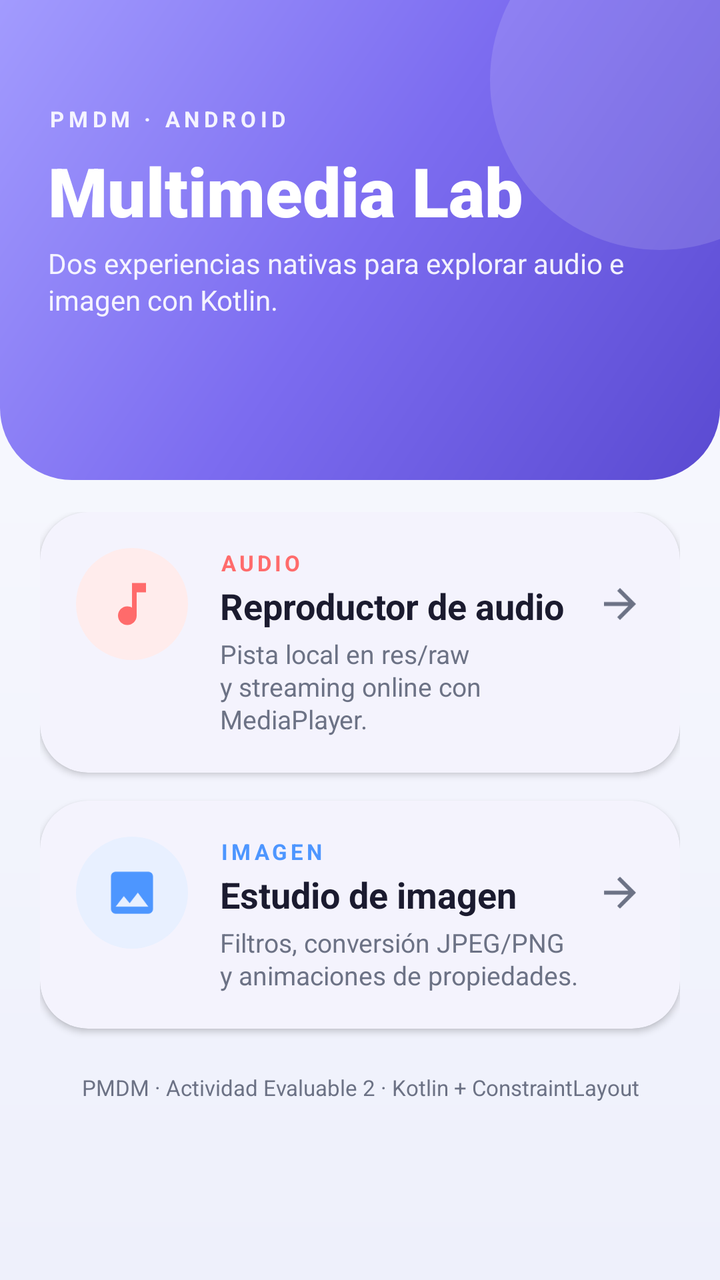
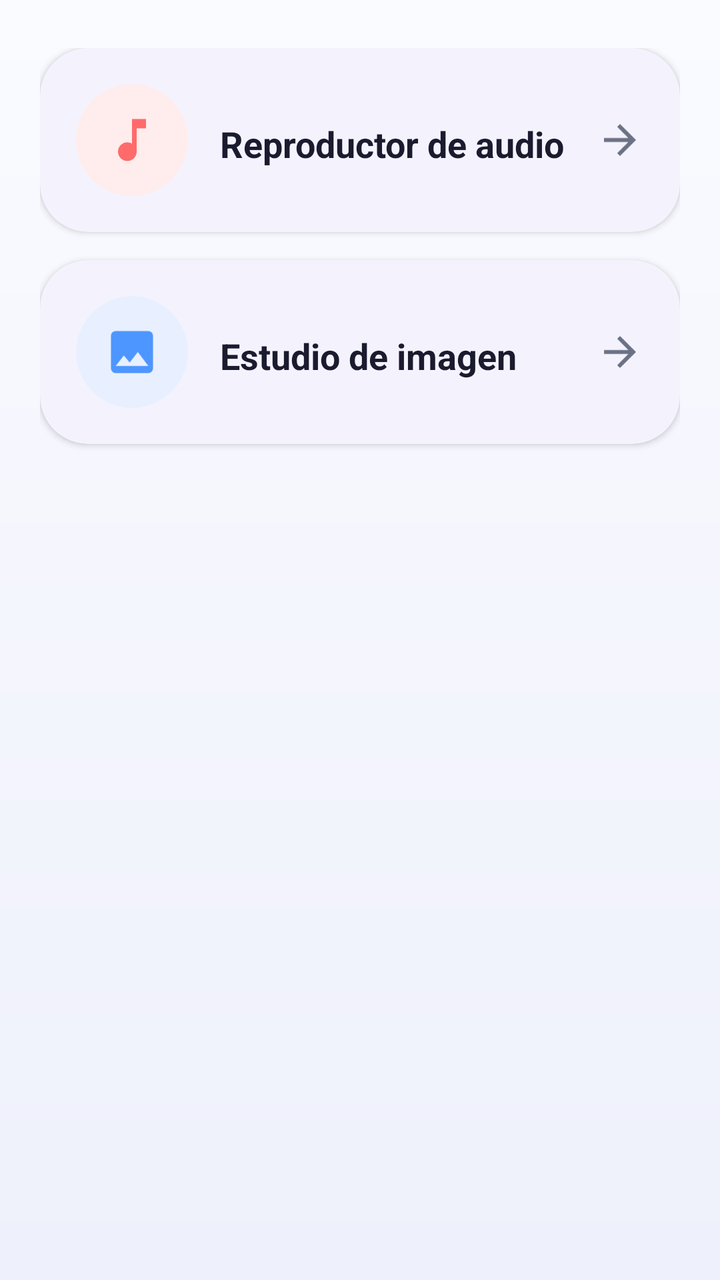

Two renders of the same Android screen: before a commit and after it. Below are the layout's source before the change and the commit's diff.
<!-- AndroidManifest.xml: application theme Theme.ActividadEvaluable2 -->
<!-- res/layout/activity_main.xml -->
<?xml version="1.0" encoding="utf-8"?>
<androidx.constraintlayout.widget.ConstraintLayout xmlns:android="http://schemas.android.com/apk/res/android"
    xmlns:app="http://schemas.android.com/apk/res-auto"
    xmlns:tools="http://schemas.android.com/tools"
    android:id="@+id/main"
    android:layout_width="match_parent"
    android:layout_height="match_parent"
    android:background="@drawable/bg_app_gradient"
    tools:context=".MainActivity">

    
    <View
        android:id="@+id/hero"
        android:layout_width="0dp"
        android:layout_height="240dp"
        android:background="@drawable/bg_hero"
        app:layout_constraintEnd_toEndOf="parent"
        app:layout_constraintStart_toStartOf="parent"
        app:layout_constraintTop_toTopOf="parent" />

    
    <View
        android:id="@+id/glow"
        android:layout_width="170dp"
        android:layout_height="170dp"
        android:background="@drawable/bg_glow_circle"
        android:translationX="55dp"
        android:translationY="-45dp"
        app:layout_constraintEnd_toEndOf="parent"
        app:layout_constraintTop_toTopOf="@id/hero" />

    
    <TextView
        android:id="@+id/txtTag"
        android:layout_width="wrap_content"
        android:layout_height="wrap_content"
        android:layout_marginStart="24dp"
        android:layout_marginTop="52dp"
        android:letterSpacing="0.2"
        android:text="@string/main_tag"
        android:textColor="#E6FFFFFF"
        android:textSize="11sp"
        android:textStyle="bold"
        app:layout_constraintStart_toStartOf="parent"
        app:layout_constraintTop_toTopOf="@id/hero" />

    
    <TextView
        android:id="@+id/txtTitle"
        android:layout_width="0dp"
        android:layout_height="wrap_content"
        android:layout_marginStart="24dp"
        android:layout_marginTop="6dp"
        android:layout_marginEnd="24dp"
        android:fontFamily="sans-serif-black"
        android:text="@string/main_title"
        android:textColor="@color/white"
        android:textSize="34sp"
        app:layout_constraintEnd_toEndOf="parent"
        app:layout_constraintStart_toStartOf="parent"
        app:layout_constraintTop_toBottomOf="@id/txtTag" />

    
    <TextView
        android:id="@+id/txtSubtitle"
        android:layout_width="0dp"
        android:layout_height="wrap_content"
        android:layout_marginStart="24dp"
        android:layout_marginTop="4dp"
        android:layout_marginEnd="24dp"
        android:lineSpacingExtra="2dp"
        android:text="@string/main_subtitle"
        android:textColor="#E8FFFFFF"
        android:textSize="14sp"
        app:layout_constraintEnd_toEndOf="parent"
        app:layout_constraintStart_toStartOf="parent"
        app:layout_constraintTop_toBottomOf="@id/txtTitle" />

    
    <ScrollView
        android:id="@+id/scrollPrincipal"
        android:layout_width="0dp"
        android:layout_height="0dp"
        android:clipToPadding="false"
        android:fillViewport="true"
        app:layout_constraintBottom_toBottomOf="parent"
        app:layout_constraintEnd_toEndOf="parent"
        app:layout_constraintStart_toStartOf="parent"
        app:layout_constraintTop_toBottomOf="@id/hero">

        <androidx.constraintlayout.widget.ConstraintLayout
            android:layout_width="match_parent"
            android:layout_height="wrap_content"
            android:paddingStart="20dp"
            android:paddingTop="16dp"
            android:paddingEnd="20dp"
            android:paddingBottom="24dp">

            
            <com.google.android.material.card.MaterialCardView
                android:id="@+id/cardAudio"
                android:layout_width="0dp"
                android:layout_height="wrap_content"
                android:clickable="true"
                android:contentDescription="@string/main_audio_title"
                android:focusable="true"
                app:cardBackgroundColor="@color/surface"
                app:cardCornerRadius="24dp"
                app:cardElevation="2dp"
                app:layout_constraintEnd_toEndOf="parent"
                app:layout_constraintStart_toStartOf="parent"
                app:layout_constraintTop_toTopOf="parent"
                app:rippleColor="@color/audio_soft"
                app:strokeWidth="0dp">

                <androidx.constraintlayout.widget.ConstraintLayout
                    android:layout_width="match_parent"
                    android:layout_height="wrap_content"
                    android:padding="18dp">

                    <ImageView
                        android:id="@+id/iconAudio"
                        android:layout_width="56dp"
                        android:layout_height="56dp"
                        android:background="@drawable/bg_circle_audio"
                        android:contentDescription="@null"
                        android:importantForAccessibility="no"
                        android:padding="14dp"
                        android:src="@drawable/ic_music"
                        app:layout_constraintStart_toStartOf="parent"
                        app:layout_constraintTop_toTopOf="parent"
                        app:tint="@color/accent_coral" />

                    <TextView
                        android:id="@+id/tagAudio"
                        android:layout_width="0dp"
                        android:layout_height="wrap_content"
                        android:layout_marginStart="16dp"
                        android:layout_marginEnd="8dp"
                        android:letterSpacing="0.15"
                        android:text="@string/main_audio_tag"
                        android:textColor="@color/accent_coral"
                        android:textSize="11sp"
                        android:textStyle="bold"
                        app:layout_constraintEnd_toStartOf="@id/arrowAudio"
                        app:layout_constraintStart_toEndOf="@id/iconAudio"
                        app:layout_constraintTop_toTopOf="parent" />

                    <TextView
                        android:id="@+id/titleAudio"
                        android:layout_width="0dp"
                        android:layout_height="wrap_content"
                        android:layout_marginStart="16dp"
                        android:layout_marginTop="2dp"
                        android:layout_marginEnd="8dp"
                        android:text="@string/main_audio_title"
                        android:textColor="@color/text_primary"
                        android:textSize="18sp"
                        android:textStyle="bold"
                        app:layout_constraintEnd_toStartOf="@id/arrowAudio"
                        app:layout_constraintStart_toEndOf="@id/iconAudio"
                        app:layout_constraintTop_toBottomOf="@id/tagAudio" />

                    <TextView
                        android:id="@+id/descAudio"
                        android:layout_width="0dp"
                        android:layout_height="wrap_content"
                        android:layout_marginStart="16dp"
                        android:layout_marginTop="3dp"
                        android:layout_marginEnd="8dp"
                        android:lineSpacingExtra="1dp"
                        android:text="@string/main_audio_desc"
                        android:textColor="@color/text_secondary"
                        android:textSize="13sp"
                        app:layout_constraintBottom_toBottomOf="parent"
                        app:layout_constraintEnd_toStartOf="@id/arrowAudio"
                        app:layout_constraintStart_toEndOf="@id/iconAudio"
                        app:layout_constraintTop_toBottomOf="@id/titleAudio" />

                    <ImageView
                        android:id="@+id/arrowAudio"
                        android:layout_width="24dp"
                        android:layout_height="24dp"
                        android:contentDescription="@null"
                        android:importantForAccessibility="no"
                        android:src="@drawable/ic_arrow_forward"
                        app:layout_constraintBottom_toBottomOf="@id/iconAudio"
                        app:layout_constraintEnd_toEndOf="parent"
                        app:layout_constraintTop_toTopOf="@id/iconAudio"
                        app:tint="@color/text_secondary" />

                </androidx.constraintlayout.widget.ConstraintLayout>
            </com.google.android.material.card.MaterialCardView>

            
            <com.google.android.material.card.MaterialCardView
                android:id="@+id/cardImagen"
                android:layout_width="0dp"
                android:layout_height="wrap_content"
                android:layout_marginTop="14dp"
                android:clickable="true"
                android:contentDescription="@string/main_image_title"
                android:focusable="true"
                app:cardBackgroundColor="@color/surface"
                app:cardCornerRadius="24dp"
                app:cardElevation="2dp"
                app:layout_constraintEnd_toEndOf="parent"
                app:layout_constraintStart_toStartOf="parent"
                app:layout_constraintTop_toBottomOf="@id/cardAudio"
                app:rippleColor="@color/image_soft"
                app:strokeWidth="0dp">

                <androidx.constraintlayout.widget.ConstraintLayout
                    android:layout_width="match_parent"
                    android:layout_height="wrap_content"
                    android:padding="18dp">

                    <ImageView
                        android:id="@+id/iconImagen"
                        android:layout_width="56dp"
                        android:layout_height="56dp"
                        android:background="@drawable/bg_circle_imagen"
                        android:contentDescription="@null"
                        android:importantForAccessibility="no"
                        android:padding="14dp"
                        android:src="@drawable/ic_image"
                        app:layout_constraintStart_toStartOf="parent"
                        app:layout_constraintTop_toTopOf="parent"
                        app:tint="@color/accent_blue" />

                    <TextView
                        android:id="@+id/tagImagen"
                        android:layout_width="0dp"
                        android:layout_height="wrap_content"
                        android:layout_marginStart="16dp"
                        android:layout_marginEnd="8dp"
                        android:letterSpacing="0.15"
                        android:text="@string/main_image_tag"
                        android:textColor="@color/accent_blue"
                        android:textSize="11sp"
                        android:textStyle="bold"
                        app:layout_constraintEnd_toStartOf="@id/arrowImagen"
                        app:layout_constraintStart_toEndOf="@id/iconImagen"
                        app:layout_constraintTop_toTopOf="parent" />

                    <TextView
                        android:id="@+id/titleImagen"
                        android:layout_width="0dp"
                        android:layout_height="wrap_content"
                        android:layout_marginStart="16dp"
                        android:layout_marginTop="2dp"
                        android:layout_marginEnd="8dp"
                        android:text="@string/main_image_title"
                        android:textColor="@color/text_primary"
                        android:textSize="18sp"
                        android:textStyle="bold"
                        app:layout_constraintEnd_toStartOf="@id/arrowImagen"
                        app:layout_constraintStart_toEndOf="@id/iconImagen"
                        app:layout_constraintTop_toBottomOf="@id/tagImagen" />

                    <TextView
                        android:id="@+id/descImagen"
                        android:layout_width="0dp"
                        android:layout_height="wrap_content"
                        android:layout_marginStart="16dp"
                        android:layout_marginTop="3dp"
                        android:layout_marginEnd="8dp"
                        android:lineSpacingExtra="1dp"
                        android:text="@string/main_image_desc"
                        android:textColor="@color/text_secondary"
                        android:textSize="13sp"
                        app:layout_constraintBottom_toBottomOf="parent"
                        app:layout_constraintEnd_toStartOf="@id/arrowImagen"
                        app:layout_constraintStart_toEndOf="@id/iconImagen"
                        app:layout_constraintTop_toBottomOf="@id/titleImagen" />

                    <ImageView
                        android:id="@+id/arrowImagen"
                        android:layout_width="24dp"
                        android:layout_height="24dp"
                        android:contentDescription="@null"
                        android:importantForAccessibility="no"
                        android:src="@drawable/ic_arrow_forward"
                        app:layout_constraintBottom_toBottomOf="@id/iconImagen"
                        app:layout_constraintEnd_toEndOf="parent"
                        app:layout_constraintTop_toTopOf="@id/iconImagen"
                        app:tint="@color/text_secondary" />

                </androidx.constraintlayout.widget.ConstraintLayout>
            </com.google.android.material.card.MaterialCardView>

            
            <TextView
                android:id="@+id/txtFooter"
                android:layout_width="0dp"
                android:layout_height="wrap_content"
                android:layout_marginTop="22dp"
                android:gravity="center"
                android:text="@string/main_footer"
                android:textColor="@color/text_secondary"
                android:textSize="11sp"
                app:layout_constraintEnd_toEndOf="parent"
                app:layout_constraintStart_toStartOf="parent"
                app:layout_constraintTop_toBottomOf="@id/cardImagen" />

        </androidx.constraintlayout.widget.ConstraintLayout>
    </ScrollView>

</androidx.constraintlayout.widget.ConstraintLayout>
<!-- resources referenced by this layout -->
<resources>
  <color name="accent_blue">#4D96FF</color>
  <color name="accent_coral">#FF6B6B</color>
  <color name="audio_soft">#FFECEC</color>
  <color name="image_soft">#E8F0FF</color>
  <color name="surface">#FFFFFF</color>
  <color name="text_primary">#1B1B2F</color>
  <color name="text_secondary">#6C7285</color>
  <color name="white">#FFFFFFFF</color>
  <!-- drawable bg_app_gradient (drawable) -->
  <?xml version="1.0" encoding="utf-8"?>
  <shape xmlns:android="http://schemas.android.com/apk/res/android"
      android:shape="rectangle">
      <gradient
          android:angle="270"
          android:endColor="#EEF0FB"
          android:startColor="#FAFBFF"
          android:type="linear" />
  </shape>
  <!-- drawable bg_circle_audio (drawable) -->
  <?xml version="1.0" encoding="utf-8"?>
  <shape xmlns:android="http://schemas.android.com/apk/res/android"
      android:shape="oval">
      <solid android:color="@color/audio_soft" />
  </shape>
  <!-- drawable bg_circle_imagen (drawable) -->
  <?xml version="1.0" encoding="utf-8"?>
  <shape xmlns:android="http://schemas.android.com/apk/res/android"
      android:shape="oval">
      <solid android:color="@color/image_soft" />
  </shape>
  <!-- drawable bg_glow_circle (drawable) -->
  <?xml version="1.0" encoding="utf-8"?>
  <shape xmlns:android="http://schemas.android.com/apk/res/android"
      android:shape="oval">
      <solid android:color="#22FFFFFF" />
  </shape>
  <!-- drawable bg_hero (drawable) -->
  <?xml version="1.0" encoding="utf-8"?>
  <shape xmlns:android="http://schemas.android.com/apk/res/android"
      android:shape="rectangle">
      <gradient
          android:angle="135"
          android:centerColor="#7C6CF0"
          android:endColor="#A29BFE"
          android:startColor="#5A4AD1"
          android:type="linear" />
      <corners
          android:bottomLeftRadius="36dp"
          android:bottomRightRadius="36dp" />
  </shape>
  <!-- drawable ic_arrow_forward (drawable) -->
  <?xml version="1.0" encoding="utf-8"?>
  <vector xmlns:android="http://schemas.android.com/apk/res/android"
      android:width="24dp"
      android:height="24dp"
      android:viewportWidth="24"
      android:viewportHeight="24">
      <path
          android:fillColor="#FF000000"
          android:pathData="M12,4l-1.41,1.41L16.17,11H4v2h12.17l-5.58,5.59L12,20l8,-8z" />
  </vector>
  <!-- drawable ic_music (drawable) -->
  <?xml version="1.0" encoding="utf-8"?>
  <vector xmlns:android="http://schemas.android.com/apk/res/android"
      android:width="24dp"
      android:height="24dp"
      android:viewportWidth="24"
      android:viewportHeight="24">
      <path
          android:fillColor="#FF000000"
          android:pathData="M12,3v10.55c-0.59,-0.34 -1.27,-0.55 -2,-0.55 -2.21,0 -4,1.79 -4,4s1.79,4 4,4 4,-1.79 4,-4V7h4V3h-6z" />
  </vector>
  <string name="main_audio_desc">Pista local en res/raw y streaming online con MediaPlayer.</string>
  <string name="main_audio_tag">AUDIO</string>
  <string name="main_audio_title">Reproductor de audio</string>
  <string name="main_footer">PMDM · Actividad Evaluable 2 · Kotlin + ConstraintLayout</string>
  <string name="main_image_desc">Filtros, conversión JPEG/PNG y animaciones de propiedades.</string>
  <string name="main_image_tag">IMAGEN</string>
  <string name="main_image_title">Estudio de imagen</string>
  <string name="main_subtitle">Dos experiencias nativas para explorar audio e imagen con Kotlin.</string>
  <string name="main_tag">PMDM · ANDROID</string>
  <string name="main_title">Multimedia Lab</string>
  <style name="Theme.ActividadEvaluable2" parent="Base.Theme.ActividadEvaluable2" />
  <color name="primary">#6C5CE7</color>
  <color name="primary_container">#ECE9FF</color>
  <color name="primary_dark">#4B3BC4</color>
  <color name="secondary">#00B894</color>
  <color name="background">#F6F7FC</color>
  <!-- unchanged entries left out for length: 2 -->
</resources>

<!-- the commit's change to res/layout/activity_main.xml (unified diff, before → after) -->
@@ -9,74 +9,6 @@
     tools:context=".MainActivity">
 
     
-    <View
-        android:id="@+id/hero"
-        android:layout_width="0dp"
-        android:layout_height="240dp"
-        android:background="@drawable/bg_hero"
-        app:layout_constraintEnd_toEndOf="parent"
-        app:layout_constraintStart_toStartOf="parent"
-        app:layout_constraintTop_toTopOf="parent" />
-
-    
-    <View
-        android:id="@+id/glow"
-        android:layout_width="170dp"
-        android:layout_height="170dp"
-        android:background="@drawable/bg_glow_circle"
-        android:translationX="55dp"
-        android:translationY="-45dp"
-        app:layout_constraintEnd_toEndOf="parent"
-        app:layout_constraintTop_toTopOf="@id/hero" />
-
-    
-    <TextView
-        android:id="@+id/txtTag"
-        android:layout_width="wrap_content"
-        android:layout_height="wrap_content"
-        android:layout_marginStart="24dp"
-        android:layout_marginTop="52dp"
-        android:letterSpacing="0.2"
-        android:text="@string/main_tag"
-        android:textColor="#E6FFFFFF"
-        android:textSize="11sp"
-        android:textStyle="bold"
-        app:layout_constraintStart_toStartOf="parent"
-        app:layout_constraintTop_toTopOf="@id/hero" />
-
-    
-    <TextView
-        android:id="@+id/txtTitle"
-        android:layout_width="0dp"
-        android:layout_height="wrap_content"
-        android:layout_marginStart="24dp"
-        android:layout_marginTop="6dp"
-        android:layout_marginEnd="24dp"
-        android:fontFamily="sans-serif-black"
-        android:text="@string/main_title"
-        android:textColor="@color/white"
-        android:textSize="34sp"
-        app:layout_constraintEnd_toEndOf="parent"
-        app:layout_constraintStart_toStartOf="parent"
-        app:layout_constraintTop_toBottomOf="@id/txtTag" />
-
-    
-    <TextView
-        android:id="@+id/txtSubtitle"
-        android:layout_width="0dp"
-        android:layout_height="wrap_content"
-        android:layout_marginStart="24dp"
-        android:layout_marginTop="4dp"
-        android:layout_marginEnd="24dp"
-        android:lineSpacingExtra="2dp"
-        android:text="@string/main_subtitle"
-        android:textColor="#E8FFFFFF"
-        android:textSize="14sp"
-        app:layout_constraintEnd_toEndOf="parent"
-        app:layout_constraintStart_toStartOf="parent"
-        app:layout_constraintTop_toBottomOf="@id/txtTitle" />
-
-    
     <ScrollView
         android:id="@+id/scrollPrincipal"
         android:layout_width="0dp"
@@ -86,13 +18,13 @@
         app:layout_constraintBottom_toBottomOf="parent"
         app:layout_constraintEnd_toEndOf="parent"
         app:layout_constraintStart_toStartOf="parent"
-        app:layout_constraintTop_toBottomOf="@id/hero">
+        app:layout_constraintTop_toTopOf="parent">
 
         <androidx.constraintlayout.widget.ConstraintLayout
             android:layout_width="match_parent"
             android:layout_height="wrap_content"
             android:paddingStart="20dp"
-            android:paddingTop="16dp"
+            android:paddingTop="24dp"
             android:paddingEnd="20dp"
             android:paddingBottom="24dp">
 
@@ -132,50 +64,21 @@
                         app:tint="@color/accent_coral" />
 
                     <TextView
-                        android:id="@+id/tagAudio"
-                        android:layout_width="0dp"
-                        android:layout_height="wrap_content"
-                        android:layout_marginStart="16dp"
-                        android:layout_marginEnd="8dp"
-                        android:letterSpacing="0.15"
-                        android:text="@string/main_audio_tag"
-                        android:textColor="@color/accent_coral"
-                        android:textSize="11sp"
-                        android:textStyle="bold"
-                        app:layout_constraintEnd_toStartOf="@id/arrowAudio"
-                        app:layout_constraintStart_toEndOf="@id/iconAudio"
-                        app:layout_constraintTop_toTopOf="parent" />
-
-                    <TextView
                         android:id="@+id/titleAudio"
                         android:layout_width="0dp"
                         android:layout_height="wrap_content"
                         android:layout_marginStart="16dp"
-                        android:layout_marginTop="2dp"
+                        android:layout_marginTop="14dp"
                         android:layout_marginEnd="8dp"
+                        android:layout_marginBottom="14dp"
                         android:text="@string/main_audio_title"
                         android:textColor="@color/text_primary"
                         android:textSize="18sp"
                         android:textStyle="bold"
                         app:layout_constraintEnd_toStartOf="@id/arrowAudio"
                         app:layout_constraintStart_toEndOf="@id/iconAudio"
-                        app:layout_constraintTop_toBottomOf="@id/tagAudio" />
-
-                    <TextView
-                        android:id="@+id/descAudio"
-                        android:layout_width="0dp"
-                        android:layout_height="wrap_content"
-                        android:layout_marginStart="16dp"
-                        android:layout_marginTop="3dp"
-                        android:layout_marginEnd="8dp"
-                        android:lineSpacingExtra="1dp"
-                        android:text="@string/main_audio_desc"
-                        android:textColor="@color/text_secondary"
-                        android:textSize="13sp"
-                        app:layout_constraintBottom_toBottomOf="parent"
-                        app:layout_constraintEnd_toStartOf="@id/arrowAudio"
-                        app:layout_constraintStart_toEndOf="@id/iconAudio"
-                        app:layout_constraintTop_toBottomOf="@id/titleAudio" />
+                        app:layout_constraintBottom_toBottomOf="@id/iconAudio"
+                        />
 
                     <ImageView
                         android:id="@+id/arrowAudio"
@@ -228,20 +131,7 @@
                         app:layout_constraintTop_toTopOf="parent"
                         app:tint="@color/accent_blue" />
 
-                    <TextView
-                        android:id="@+id/tagImagen"
-                        android:layout_width="0dp"
-                        android:layout_height="wrap_content"
-                        android:layout_marginStart="16dp"
-                        android:layout_marginEnd="8dp"
-                        android:letterSpacing="0.15"
-                        android:text="@string/main_image_tag"
-                        android:textColor="@color/accent_blue"
-                        android:textSize="11sp"
-                        android:textStyle="bold"
-                        app:layout_constraintEnd_toStartOf="@id/arrowImagen"
-                        app:layout_constraintStart_toEndOf="@id/iconImagen"
-                        app:layout_constraintTop_toTopOf="parent" />
+
 
                     <TextView
                         android:id="@+id/titleImagen"
@@ -249,6 +139,7 @@
                         android:layout_height="wrap_content"
                         android:layout_marginStart="16dp"
                         android:layout_marginTop="2dp"
+                        android:layout_marginBottom="14dp"
                         android:layout_marginEnd="8dp"
                         android:text="@string/main_image_title"
                         android:textColor="@color/text_primary"
@@ -256,23 +147,7 @@
                         android:textStyle="bold"
                         app:layout_constraintEnd_toStartOf="@id/arrowImagen"
                         app:layout_constraintStart_toEndOf="@id/iconImagen"
-                        app:layout_constraintTop_toBottomOf="@id/tagImagen" />
-
-                    <TextView
-                        android:id="@+id/descImagen"
-                        android:layout_width="0dp"
-                        android:layout_height="wrap_content"
-                        android:layout_marginStart="16dp"
-                        android:layout_marginTop="3dp"
-                        android:layout_marginEnd="8dp"
-                        android:lineSpacingExtra="1dp"
-                        android:text="@string/main_image_desc"
-                        android:textColor="@color/text_secondary"
-                        android:textSize="13sp"
-                        app:layout_constraintBottom_toBottomOf="parent"
-                        app:layout_constraintEnd_toStartOf="@id/arrowImagen"
-                        app:layout_constraintStart_toEndOf="@id/iconImagen"
-                        app:layout_constraintTop_toBottomOf="@id/titleImagen" />
+                        app:layout_constraintBottom_toBottomOf="@id/iconImagen"/>
 
                     <ImageView
                         android:id="@+id/arrowImagen"
@@ -289,19 +164,7 @@
                 </androidx.constraintlayout.widget.ConstraintLayout>
             </com.google.android.material.card.MaterialCardView>
 
-            
-            <TextView
-                android:id="@+id/txtFooter"
-                android:layout_width="0dp"
-                android:layout_height="wrap_content"
-                android:layout_marginTop="22dp"
-                android:gravity="center"
-                android:text="@string/main_footer"
-                android:textColor="@color/text_secondary"
-                android:textSize="11sp"
-                app:layout_constraintEnd_toEndOf="parent"
-                app:layout_constraintStart_toStartOf="parent"
-                app:layout_constraintTop_toBottomOf="@id/cardImagen" />
+
 
         </androidx.constraintlayout.widget.ConstraintLayout>
     </ScrollView>
<!-- resource entries referenced after the edit -->
@@ -30,26 +30,6 @@
       android:shape="oval">
       <solid android:color="@color/image_soft" />
   </shape>
-  <!-- drawable bg_glow_circle (drawable) -->
-  <?xml version="1.0" encoding="utf-8"?>
-  <shape xmlns:android="http://schemas.android.com/apk/res/android"
-      android:shape="oval">
-      <solid android:color="#22FFFFFF" />
-  </shape>
-  <!-- drawable bg_hero (drawable) -->
-  <?xml version="1.0" encoding="utf-8"?>
-  <shape xmlns:android="http://schemas.android.com/apk/res/android"
-      android:shape="rectangle">
-      <gradient
-          android:angle="135"
-          android:centerColor="#7C6CF0"
-          android:endColor="#A29BFE"
-          android:startColor="#5A4AD1"
-          android:type="linear" />
-      <corners
-          android:bottomLeftRadius="36dp"
-          android:bottomRightRadius="36dp" />
-  </shape>
   <!-- drawable ic_arrow_forward (drawable) -->
   <?xml version="1.0" encoding="utf-8"?>
   <vector xmlns:android="http://schemas.android.com/apk/res/android"
@@ -72,16 +52,8 @@
           android:fillColor="#FF000000"
           android:pathData="M12,3v10.55c-0.59,-0.34 -1.27,-0.55 -2,-0.55 -2.21,0 -4,1.79 -4,4s1.79,4 4,4 4,-1.79 4,-4V7h4V3h-6z" />
   </vector>
-  <string name="main_audio_desc">Pista local en res/raw y streaming online con MediaPlayer.</string>
-  <string name="main_audio_tag">AUDIO</string>
   <string name="main_audio_title">Reproductor de audio</string>
-  <string name="main_footer">PMDM · Actividad Evaluable 2 · Kotlin + ConstraintLayout</string>
-  <string name="main_image_desc">Filtros, conversión JPEG/PNG y animaciones de propiedades.</string>
-  <string name="main_image_tag">IMAGEN</string>
   <string name="main_image_title">Estudio de imagen</string>
-  <string name="main_subtitle">Dos experiencias nativas para explorar audio e imagen con Kotlin.</string>
-  <string name="main_tag">PMDM · ANDROID</string>
-  <string name="main_title">Multimedia Lab</string>
   <style name="Theme.ActividadEvaluable2" parent="Base.Theme.ActividadEvaluable2" />
   <color name="primary">#6C5CE7</color>
   <color name="primary_container">#ECE9FF</color>
